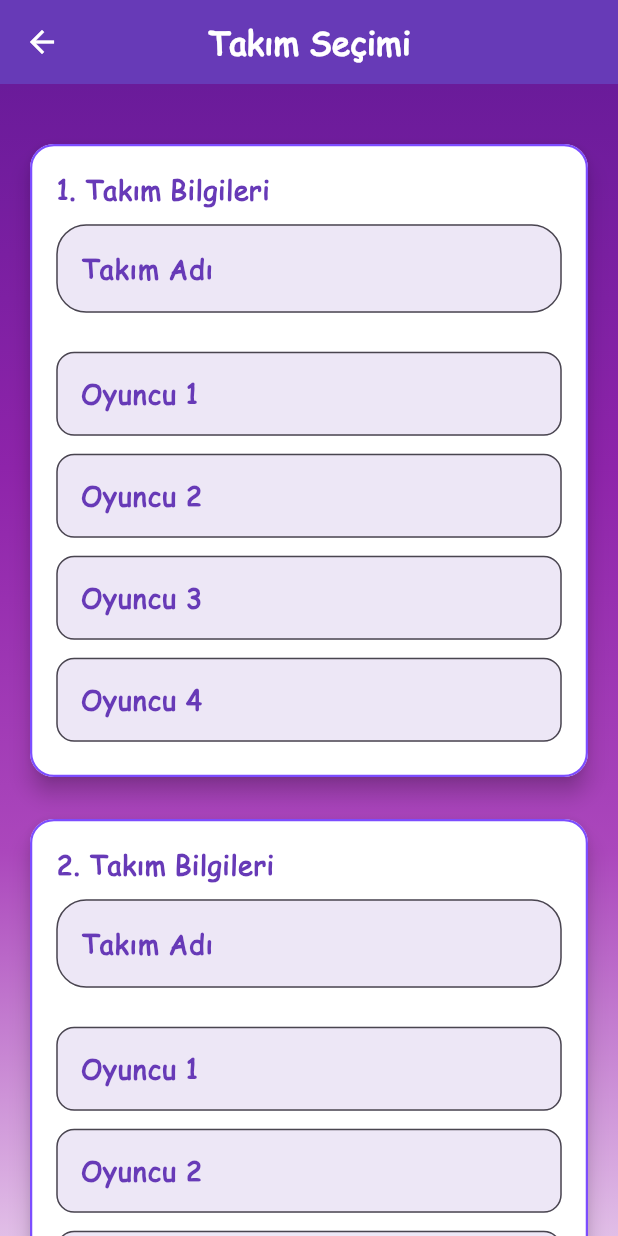
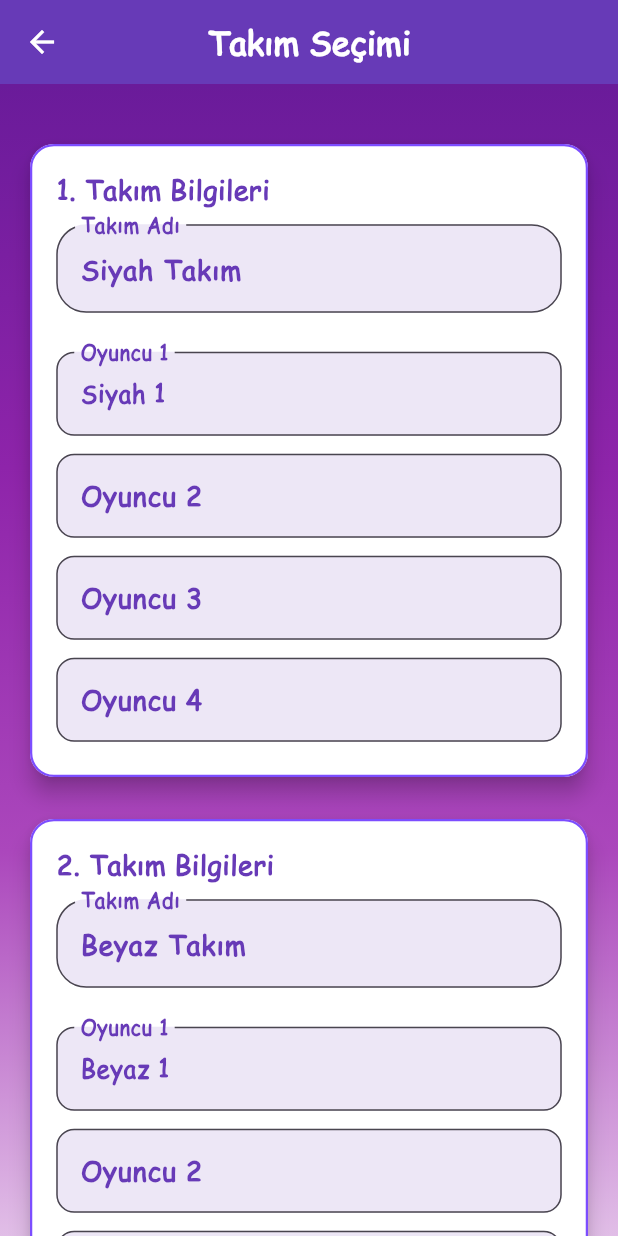
Before and after one commit to emrearinc/PasGec, a Flutter app: the screen it shows after launch, after a tap on "Oyuna Başla", on a phone screen of 412 x 824 dp. Run offline on Flutter 3.47's test engine with Material 3 defaults, Android fonts, the phone set to English and light mode, and no system bars; our stand-ins replace audioplayers, auto_size_text, awesome_dialog, awesome_notifications, firebase_analytics, firebase_core and 4 more; accounts and stored records are empty.

Commit message:
Minik Düzeltmeler

```diff
--- a/lib/home_screen.dart
+++ b/lib/home_screen.dart
@@ -77,6 +77,7 @@ class HomeScreenState extends State<HomeScreen> {
     return Scaffold(
       resizeToAvoidBottomInset: false,
       body: SafeArea(
+        top: false, // Üst boşluğu iptal eder
         child: Stack(
           children: [
             Container(
--- a/lib/how_to_play_screen.dart
+++ b/lib/how_to_play_screen.dart
@@ -30,9 +30,9 @@ class HowToPlayScreen extends StatelessWidget {
           child: ListView(
             children: [
               const SizedBox(height: 20),
-              _buildSectionTitle('🎯 Tabu Oyunu Nedir?'),
+              _buildSectionTitle('🎯 Pas Geç Oyunu Nedir?'),
               _buildText(
-                'Tabu, kelime tahmini ve ekip oyunu üzerine kurulu, eğlenceli bir grup oyunudur. Amacınız, takım arkadaşlarınıza belirli bir kelimeyi yasaklı kelimeleri kullanmadan tahmin ettirmek.',
+                'PasGeç!, kelime tahmini ve ekip oyunu üzerine kurulu, eğlenceli bir grup oyunudur. Amacınız, takım arkadaşlarınıza belirli bir kelimeyi yasaklı kelimeleri kullanmadan tahmin ettirmek.',
               ),
               const SizedBox(height: 20),
               _buildSectionTitle('👥 Oyuncu Sayısı'),
--- a/lib/team_selection_screen.dart
+++ b/lib/team_selection_screen.dart
@@ -24,12 +24,12 @@ class TeamSelectionScreen extends StatefulWidget {
 }
 
 class TeamSelectionScreenState extends State<TeamSelectionScreen> {
-  final _team1Controller = TextEditingController();
-  final _team2Controller = TextEditingController();
-  final List<TextEditingController> _team1PlayersControllers =
-  List.generate(4, (_) => TextEditingController());
-  final List<TextEditingController> _team2PlayersControllers =
-  List.generate(4, (_) => TextEditingController());
+  final _team1Controller = TextEditingController(text: "Siyah Takım");
+  final _team2Controller = TextEditingController(text: "Beyaz Takım");
+  final List<TextEditingController> _team1PlayersControllers = List.generate(
+      4, (index) => TextEditingController(text: index == 0 ? "Siyah 1" : ""));
+  final List<TextEditingController> _team2PlayersControllers = List.generate(
+      4, (index) => TextEditingController(text: index == 0 ? "Beyaz 1" : ""));
 
   @override
   void dispose() {
@@ -139,10 +139,10 @@ class TeamSelectionScreenState extends State<TeamSelectionScreen> {
         decoration: const BoxDecoration(
           gradient: LinearGradient(
             colors: [
-              Color(0xFF6A1B9A), // Koyu mor
-              Color(0xFF8E24AA), // Orta mor
-              Color(0xFFAB47BC), // Açık mor
-              Color(0xFFE1BEE7), // Çok açık mor
+              Color(0xFF6A1B9A),
+              Color(0xFF8E24AA),
+              Color(0xFFAB47BC),
+              Color(0xFFE1BEE7),
             ],
             begin: Alignment.topCenter,
             end: Alignment.bottomCenter,
@@ -155,9 +155,11 @@ class TeamSelectionScreenState extends State<TeamSelectionScreen> {
               crossAxisAlignment: CrossAxisAlignment.stretch,
               children: [
                 const SizedBox(height: 20),
-                _buildTeamCard('1. Takım Bilgileri', _team1Controller, _team1PlayersControllers, screenWidth),
+                _buildTeamCard(
+                    '1. Takım Bilgileri', _team1Controller, _team1PlayersControllers, screenWidth),
                 const SizedBox(height: 20),
-                _buildTeamCard('2. Takım Bilgileri', _team2Controller, _team2PlayersControllers, screenWidth),
+                _buildTeamCard(
+                    '2. Takım Bilgileri', _team2Controller, _team2PlayersControllers, screenWidth),
                 const SizedBox(height: 30),
                 Center(
                   child: ElevatedButton.icon(
@@ -188,45 +190,9 @@ class TeamSelectionScreenState extends State<TeamSelectionScreen> {
       ),
     );
   }
-  Widget _buildPlayerInputsColumn(
-      String labelPrefix, List<TextEditingController> controllers, double screenWidth) {
-    return Column(
-      crossAxisAlignment: CrossAxisAlignment.stretch,
-      children: List.generate(controllers.length, (index) {
-        return Padding(
-          padding: const EdgeInsets.symmetric(vertical: 6.0), // Daha yakın yerleşim
-          child: TextField(
-            controller: controllers[index],
-            style: const TextStyle(
-              color: Colors.deepPurple,
-              fontWeight: FontWeight.bold,
-              fontSize: 16,
-            ),
-            decoration: InputDecoration(
-              labelText: '$labelPrefix ${index + 1}',
-              labelStyle: const TextStyle(
-                color: Colors.deepPurple,
-                fontWeight: FontWeight.bold,
-              ),
-              filled: true,
-              fillColor: Colors.deepPurple.shade50,
-              border: OutlineInputBorder(
-                borderRadius: BorderRadius.circular(12),
-                borderSide: const BorderSide(color: Colors.deepPurple),
-              ),
-              focusedBorder: OutlineInputBorder(
-                borderRadius: BorderRadius.circular(12),
-                borderSide: const BorderSide(color: Colors.deepPurpleAccent, width: 2),
-              ),
-            ),
-          ),
-        );
-      }),
-    );
-  }
 
-  Widget _buildTeamCard(
-      String title, TextEditingController teamController, List<TextEditingController> playerControllers, double screenWidth) {
+  Widget _buildTeamCard(String title, TextEditingController teamController,
+      List<TextEditingController> playerControllers, double screenWidth) {
     return Card(
       elevation: 6,
       shape: RoundedRectangleBorder(borderRadius: BorderRadius.circular(16)),
@@ -235,7 +201,7 @@ class TeamSelectionScreenState extends State<TeamSelectionScreen> {
         decoration: BoxDecoration(
           color: Colors.white,
           borderRadius: BorderRadius.circular(16),
-          border: Border.all(color: Colors.deepPurpleAccent, width: 1.5), // Dış çerçeve
+          border: Border.all(color: Colors.deepPurpleAccent, width: 1.5),
         ),
         child: Column(
           crossAxisAlignment: CrossAxisAlignment.start,
@@ -251,7 +217,7 @@ class TeamSelectionScreenState extends State<TeamSelectionScreen> {
             const SizedBox(height: 10),
             _buildTeamNameInput('Takım Adı', teamController),
             const SizedBox(height: 20),
-            _buildPlayerInputsColumn('Oyuncu', playerControllers, screenWidth), // Kolon yerleşimi
+            _buildPlayerInputsColumn('Oyuncu', playerControllers, screenWidth),
           ],
         ),
       ),
@@ -286,23 +252,40 @@ class TeamSelectionScreenState extends State<TeamSelectionScreen> {
     );
   }
 
-  Widget _buildPlayerInput(String label, TextEditingController controller) {
+  Widget _buildPlayerInputsColumn(String labelPrefix,
+      List<TextEditingController> controllers, double screenWidth) {
+    return Column(
+      crossAxisAlignment: CrossAxisAlignment.stretch,
+      children: List.generate(controllers.length, (index) {
         return Padding(
-      padding: const EdgeInsets.symmetric(vertical: 4.0),
+          padding: const EdgeInsets.symmetric(vertical: 6.0),
           child: TextField(
-        controller: controller,
-        style: const TextStyle(color: Colors.deepPurple),
+            controller: controllers[index],
+            style: const TextStyle(
+              color: Colors.deepPurple,
+              fontWeight: FontWeight.bold,
+              fontSize: 16,
+            ),
             decoration: InputDecoration(
-          labelText: label,
-          labelStyle: const TextStyle(color: Colors.deepPurple),
+              labelText: '$labelPrefix ${index + 1}',
+              labelStyle: const TextStyle(
+                color: Colors.deepPurple,
+                fontWeight: FontWeight.bold,
+              ),
               filled: true,
               fillColor: Colors.deepPurple.shade50,
               border: OutlineInputBorder(
-            borderRadius: BorderRadius.circular(20),
+                borderRadius: BorderRadius.circular(12),
                 borderSide: const BorderSide(color: Colors.deepPurple),
+              ),
+              focusedBorder: OutlineInputBorder(
+                borderRadius: BorderRadius.circular(12),
+                borderSide: const BorderSide(color: Colors.deepPurpleAccent, width: 2),
               ),
             ),
           ),
         );
+      }),
+    );
   }
 }
--- a/lib/winner_screen.dart
+++ b/lib/winner_screen.dart
@@ -42,7 +42,6 @@ class _WinnerScreenState extends State<WinnerScreen> {
     final dbHelper = DatabaseHelper();
 
     try {
-      // Toplam puanları hesapla
       final int team1Score = widget.team1Performances.fold(
         0,
             (int sum, PlayerPerformance player) => sum + player.correctCount,
@@ -53,7 +52,6 @@ class _WinnerScreenState extends State<WinnerScreen> {
             (int sum, PlayerPerformance player) => sum + player.correctCount,
       );
 
-      // Oyun kayıtlarını kaydet
       int gameId = await dbHelper.addGameRecord(
         widget.team1Name,
         widget.team2Name,
@@ -61,7 +59,6 @@ class _WinnerScreenState extends State<WinnerScreen> {
         team2Score,
       );
 
-      // Oyuncu performanslarını kaydet
       for (var player in widget.team1Performances) {
         await dbHelper.addPlayerPerformance(
           gameId,
@@ -84,7 +81,6 @@ class _WinnerScreenState extends State<WinnerScreen> {
         );
       }
 
-      // Firebase Analytics'e oyun verilerini gönder
       await _analytics.logEvent(
         name: 'game_saved',
         parameters: {
@@ -96,13 +92,11 @@ class _WinnerScreenState extends State<WinnerScreen> {
         },
       );
 
-      // Başarı mesajı
       await _showSaveGameResult("Oyun bilgileri başarıyla kaydedildi!");
       setState(() {
-        _isSaved = true; // Kaydın tamamlandığını işaretle
+        _isSaved = true;
       });
     } catch (e) {
-      // Hata mesajı
       await _showSaveGameResult("Veritabanına kaydedilirken hata oluştu: $e", isSuccess: false);
     }
   }
@@ -139,7 +133,9 @@ class _WinnerScreenState extends State<WinnerScreen> {
 
   @override
   Widget build(BuildContext context) {
-    return Scaffold(
+    return WillPopScope(
+      onWillPop: () async => false, // Geri tuşunu devre dışı bırak
+      child: Scaffold(
         extendBodyBehindAppBar: true,
         appBar: AppBar(
           title: const Text("Kazanan Takım"),
@@ -156,6 +152,7 @@ class _WinnerScreenState extends State<WinnerScreen> {
               ),
             ),
           ),
+          automaticallyImplyLeading: false, // AppBar'da geri butonunu kaldır
         ),
         body: Container(
           width: double.infinity,
@@ -195,6 +192,7 @@ class _WinnerScreenState extends State<WinnerScreen> {
             ),
           ),
         ),
+      ),
     );
   }
 
@@ -221,7 +219,7 @@ class _WinnerScreenState extends State<WinnerScreen> {
               textAlign: TextAlign.center,
             ),
             const SizedBox(height: 20),
-            ...performances.map((performance) { // `toList` kaldırıldı
+            ...performances.map((performance) {
               return Padding(
                 padding: const EdgeInsets.symmetric(vertical: 8.0),
                 child: Container(
@@ -287,7 +285,6 @@ class _WinnerScreenState extends State<WinnerScreen> {
     );
   }
 
-
   Widget _buildButton(String label, Color color, VoidCallback onPressed) {
     return ElevatedButton(
       onPressed: onPressed,
```
Also changed, not shown: 1 other file. Lines whose indentation alone changed are shown as unchanged.
